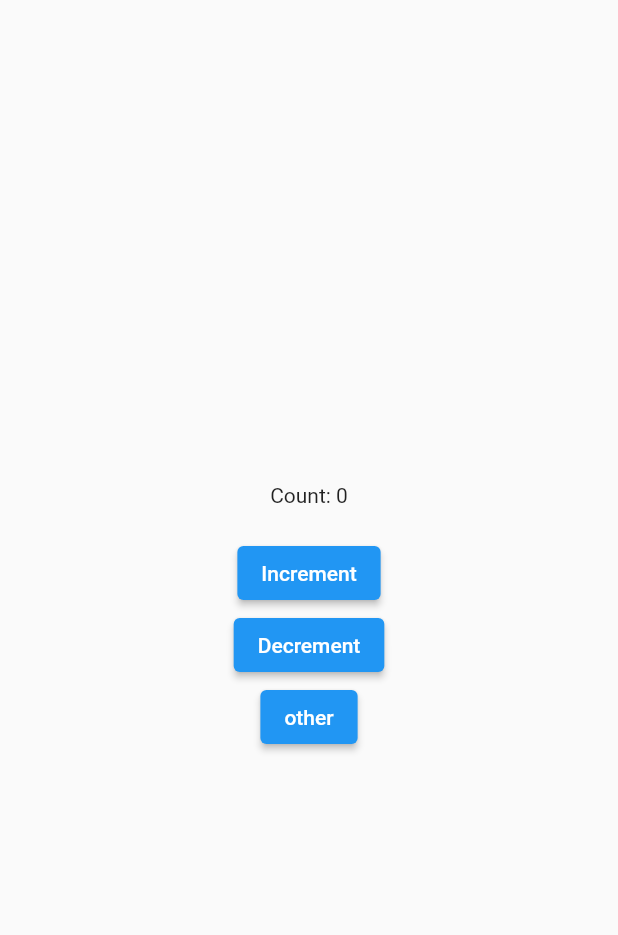
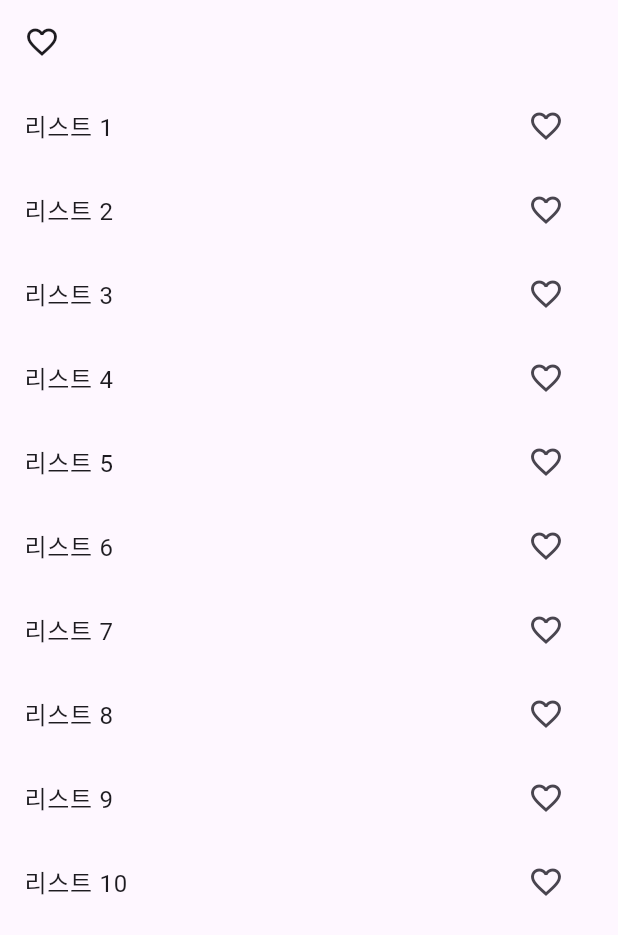
Before and after one commit to SHINYOONCHAN/getx, a Flutter app: the screen it shows after launch, on a phone screen of 412 x 824 dp. Shown: the top 935 px of the screen. Run offline on Flutter 3.47's test engine with Material 3 defaults, Android fonts, the phone set to English and light mode, and no system bars; our stand-ins replace get; Roboto replaces fonts that are missing (Pretendard).

```diff
--- /dev/null
+++ b/lib/controllers/Item_controller.dart
@@ -0,0 +1,13 @@
+import 'package:get/get.dart';
+
+class FavoriteController extends GetxController {
+  RxList<int> favorites = <int>[].obs;
+
+  void toggleFavorite(int number) {
+    if (favorites.contains(number)) {
+      favorites.remove(number);
+    } else {
+      favorites.add(number);
+    }
+  }
+}
--- a/lib/controllers/counter_controller.dart
+++ /dev/null
@@ -1,7 +0,0 @@
-import 'package:get/get.dart';
-
-class CounterController extends GetxController {
-  var count = 0.obs;
-  increment() => count++;
-  decrement() => count--;
-}
--- a/lib/main.dart
+++ b/lib/main.dart
@@ -1,30 +1,23 @@
 import 'package:flutter/material.dart';
-import 'package:flutter/services.dart';
 import 'package:get/get.dart';
 import 'package:getx/screens/home_screen.dart';
 
-void main() async {
-  WidgetsFlutterBinding.ensureInitialized();
+void main() {
+  runApp(const MyApp());
+}
 
-  SystemChrome.setSystemUIOverlayStyle(
-    const SystemUiOverlayStyle(statusBarColor: Colors.transparent),
-  );
+class MyApp extends StatelessWidget {
+  const MyApp({super.key});
 
-  SystemChrome.setPreferredOrientations([DeviceOrientation.portraitUp]).then(
-    (_) {
-      runApp(
-        GetMaterialApp(
-          home: const Scaffold(
-            backgroundColor: Colors.white,
-            body: HomeScreen(),
-          ),
-          theme: ThemeData(
-            fontFamily: 'Pretendard',
-            useMaterial3: false,
-          ),
-          debugShowCheckedModeBanner: false,
-        ),
-      );
-    },
-  );
+  @override
+  Widget build(BuildContext context) {
+    return GetMaterialApp(
+      debugShowCheckedModeBanner: false,
+      title: 'Getx Example',
+      theme: ThemeData(
+        primarySwatch: Colors.blue,
+      ),
+      home: const HomeScreen(),
+    );
+  }
 }
--- a/lib/screens/home_screen.dart
+++ b/lib/screens/home_screen.dart
@@ -1,7 +1,7 @@
 import 'package:flutter/material.dart';
 import 'package:get/get.dart';
-import 'package:getx/controllers/counter_controller.dart';
-import 'package:getx/screens/other_screen.dart';
+import 'package:getx/controllers/Item_controller.dart';
+import 'package:getx/screens/favorite_screen.dart';
 
 class HomeScreen extends StatefulWidget {
   const HomeScreen({Key? key}) : super(key: key);
@@ -11,31 +11,39 @@ class HomeScreen extends StatefulWidget {
 }
 
 class HomeScreenState extends State<HomeScreen> {
-  final CounterController c = Get.put(CounterController());
+  final FavoriteController favoriteController = Get.put(FavoriteController());
 
   @override
   Widget build(BuildContext context) {
     return Scaffold(
-      body: Center(
-        child: Column(
-          mainAxisAlignment: MainAxisAlignment.center,
-          children: [
-            Obx(() => Text("Count: ${c.count}")),
-            const SizedBox(height: 20),
-            ElevatedButton(
-              onPressed: c.increment,
-              child: const Text('Increment'),
-            ),
-            ElevatedButton(
-              onPressed: c.decrement,
-              child: const Text('Decrement'),
-            ),
-            ElevatedButton(
-              onPressed: () => Get.to(const OtherScreen()),
-              child: const Text('other'),
-            ),
-          ],
-        ),
+      appBar: AppBar(
+        leading: IconButton(
+            icon: const Icon(Icons.favorite_border),
+            onPressed: () => Get.to(const FavoritePage())),
+      ),
+      body: ListView.builder(
+        itemCount: 10,
+        itemBuilder: (context, index) {
+          int number = index + 1;
+          return ListTile(
+            title: Text('리스트 $number'),
+            trailing: Obx(() {
+              bool isFavorite = favoriteController.favorites.contains(number);
+              return IconButton(
+                icon: Icon(
+                  isFavorite ? Icons.favorite : Icons.favorite_border,
+                  color: isFavorite ? Colors.red : null,
+                ),
+                onPressed: () {
+                  favoriteController.toggleFavorite(number);
+                },
+              );
+            }),
+            onTap: () {
+              Get.to(FavoritePage());
+            },
+          );
+        },
       ),
     );
   }
--- a/pubspec.yaml
+++ b/pubspec.yaml
@@ -36,6 +36,7 @@ dependencies:
   # Use with the CupertinoIcons class for iOS style icons.
   cupertino_icons: ^1.0.2
   get: ^4.6.6
+  carousel_slider: ^4.2.1
 
 dev_dependencies:
   flutter_test:
```
Also changed, not shown: lib/screens/favorite_screen.dart (added, +43 -0 lines), lib/screens/other_screen.dart (deleted, +0 -32 lines), pubspec.lock.
